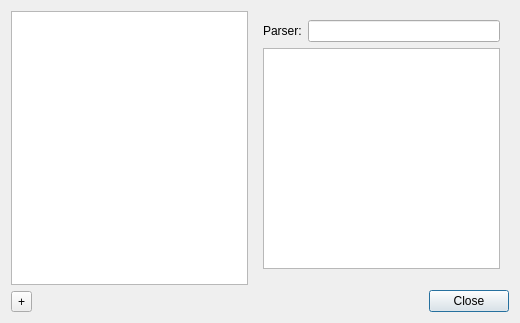
agateau/lovi, file src/ui/LogFormatDialog.ui: the form before one commit.
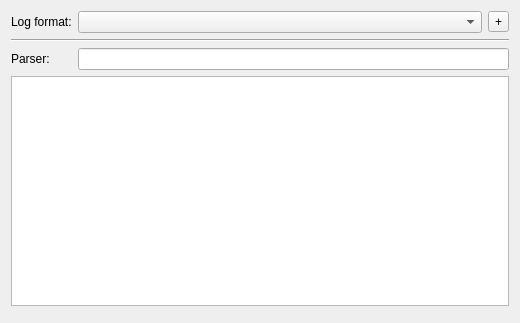
The form after the commit. Icons and pictures are not drawn. Custom widgets are drawn as their Qt base class.

Commit message: Replace format list view with a combobox

The edit to the form file:
```diff
--- a/src/ui/LogFormatDialog.ui
+++ b/src/ui/LogFormatDialog.ui
@@ -13,20 +13,30 @@
   <property name="windowTitle">
    <string>Select Log Format</string>
   </property>
-  <layout class="QGridLayout" name="gridLayout_2">
-   <item row="0" column="0" rowspan="2">
-    <layout class="QGridLayout" name="gridLayout">
-     <item row="0" column="0" colspan="2">
-      <widget class="QListView" name="listView">
+  <layout class="QFormLayout" name="formLayout">
+   <item row="0" column="0">
+    <widget class="QLabel" name="label_2">
+     <property name="text">
+      <string>Log format:</string>
+     </property>
+     <property name="buddy">
+      <cstring>logFormatComboBox</cstring>
+     </property>
+    </widget>
+   </item>
+   <item row="0" column="1">
+    <layout class="QHBoxLayout" name="horizontalLayout">
+     <item>
+      <widget class="QComboBox" name="logFormatComboBox">
        <property name="sizePolicy">
-        <sizepolicy hsizetype="Preferred" vsizetype="Expanding">
+        <sizepolicy hsizetype="Expanding" vsizetype="Fixed">
          <horstretch>0</horstretch>
          <verstretch>0</verstretch>
         </sizepolicy>
        </property>
       </widget>
      </item>
-     <item row="1" column="0">
+     <item>
       <widget class="QToolButton" name="addFormatButton">
        <property name="text">
         <string>+</string>
@@ -37,69 +47,35 @@
        </property>
       </widget>
      </item>
-     <item row="1" column="1">
-      <spacer name="horizontalSpacer">
-       <property name="orientation">
-        <enum>Qt::Horizontal</enum>
-       </property>
-       <property name="sizeType">
-        <enum>QSizePolicy::Minimum</enum>
-       </property>
-       <property name="sizeHint" stdset="0">
-        <size>
-         <width>40</width>
-         <height>20</height>
-        </size>
-       </property>
-      </spacer>
-     </item>
     </layout>
    </item>
-   <item row="0" column="1">
-    <widget class="QWidget" name="containerWidget" native="true">
-     <property name="sizePolicy">
-      <sizepolicy hsizetype="Expanding" vsizetype="Preferred">
-       <horstretch>0</horstretch>
-       <verstretch>0</verstretch>
-      </sizepolicy>
-     </property>
-     <layout class="QGridLayout" name="gridLayout_3">
-      <item row="1" column="0" colspan="2">
-       <widget class="QListView" name="highlightListView">
-        <property name="editTriggers">
-         <set>QAbstractItemView::NoEditTriggers</set>
-        </property>
-       </widget>
-      </item>
-      <item row="2" column="0" colspan="2">
-       <widget class="HighlightWidget" name="highlightWidget" native="true"/>
-      </item>
-      <item row="0" column="0">
-       <widget class="QLabel" name="label">
-        <property name="text">
-         <string>Parser:</string>
-        </property>
-        <property name="buddy">
-         <cstring>parserLineEdit</cstring>
-        </property>
-       </widget>
-      </item>
-      <item row="0" column="1">
-       <widget class="QLineEdit" name="parserLineEdit"/>
-      </item>
-     </layout>
-    </widget>
-   </item>
-   <item row="1" column="1">
-    <widget class="QDialogButtonBox" name="buttonBox">
+   <item row="1" column="0" colspan="2">
+    <widget class="Line" name="line">
      <property name="orientation">
       <enum>Qt::Horizontal</enum>
      </property>
-     <property name="standardButtons">
-      <set>QDialogButtonBox::Close</set>
+    </widget>
+   </item>
+   <item row="2" column="0">
+    <widget class="QLabel" name="label">
+     <property name="text">
+      <string>Parser:</string>
      </property>
     </widget>
    </item>
+   <item row="4" column="0" colspan="2">
+    <widget class="QListView" name="highlightListView">
+     <property name="editTriggers">
+      <set>QAbstractItemView::NoEditTriggers</set>
+     </property>
+    </widget>
+   </item>
+   <item row="5" column="0" colspan="2">
+    <widget class="HighlightWidget" name="highlightWidget" native="true"/>
+   </item>
+   <item row="2" column="1">
+    <widget class="QLineEdit" name="parserLineEdit"/>
+   </item>
   </layout>
  </widget>
  <customwidgets>
```
Left out of the diff: 42 changed lines with no effect on the pictures. The commit also changes 2 other files.
